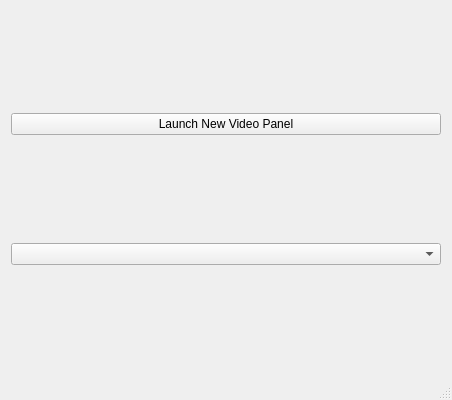
This is mainwindow.ui in cll008/VideoCapture as Qt 5 draws it before an edit. The edited form follows.
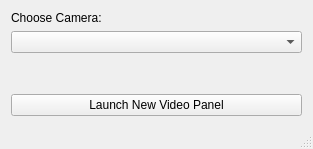
This is the edited form.

Patch:
```diff
--- a/mainwindow.ui
+++ b/mainwindow.ui
@@ -6,8 +6,8 @@
    <rect>
     <x>0</x>
     <y>0</y>
-    <width>452</width>
-    <height>400</height>
+    <width>313</width>
+    <height>149</height>
    </rect>
   </property>
   <property name="minimumSize">
@@ -27,15 +27,35 @@
   </property>
   <widget class="QWidget" name="centralWidget">
    <layout class="QGridLayout" name="gridLayout">
-    <item row="0" column="0">
+    <item row="2" column="0">
+     <widget class="QComboBox" name="cameraBox"/>
+    </item>
+    <item row="5" column="0">
      <widget class="QPushButton" name="newVideoButton">
       <property name="text">
        <string>Launch New Video Panel</string>
       </property>
      </widget>
     </item>
-    <item row="1" column="0">
-     <widget class="QComboBox" name="comboBox"/>
+    <item row="0" column="0">
+     <widget class="QLabel" name="label">
+      <property name="text">
+       <string>Choose Camera:</string>
+      </property>
+     </widget>
+    </item>
+    <item row="3" column="0">
+     <spacer name="verticalSpacer">
+      <property name="orientation">
+       <enum>Qt::Vertical</enum>
+      </property>
+      <property name="sizeHint" stdset="0">
+       <size>
+        <width>20</width>
+        <height>40</height>
+       </size>
+      </property>
+     </spacer>
     </item>
    </layout>
   </widget>
```
Left out of the diff: 4 changed lines with no effect on the pictures.
